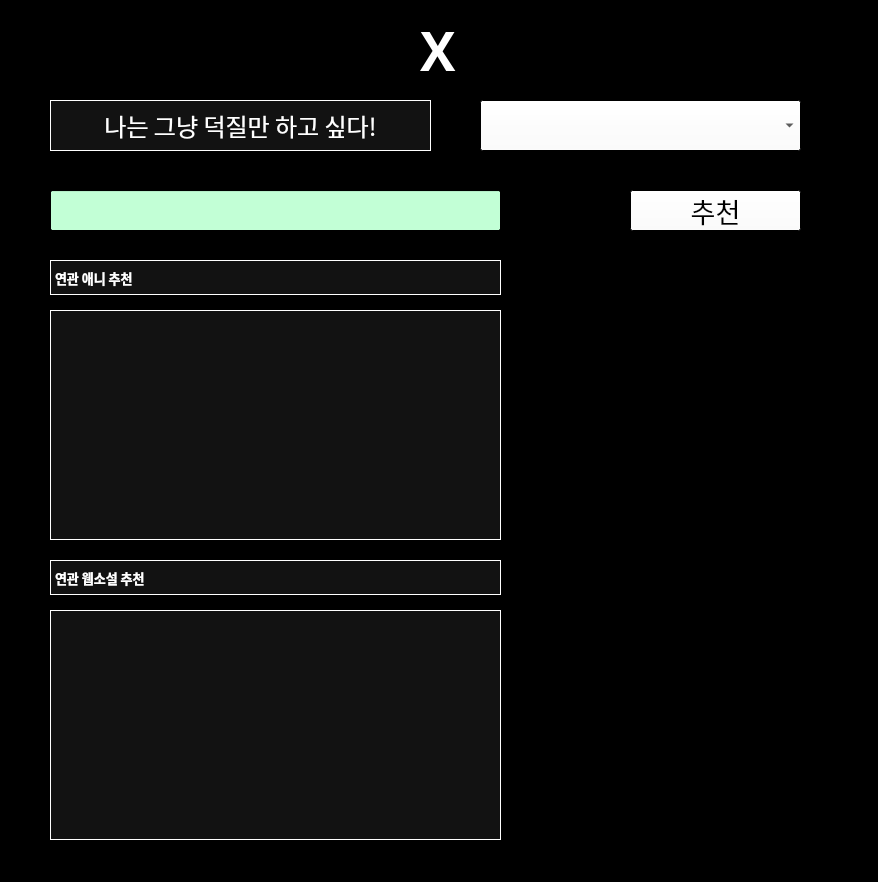
First picture: the form in movie_recommendation.ui, repository parkhk994/webnovel_ani_recommend_project, before the edit.
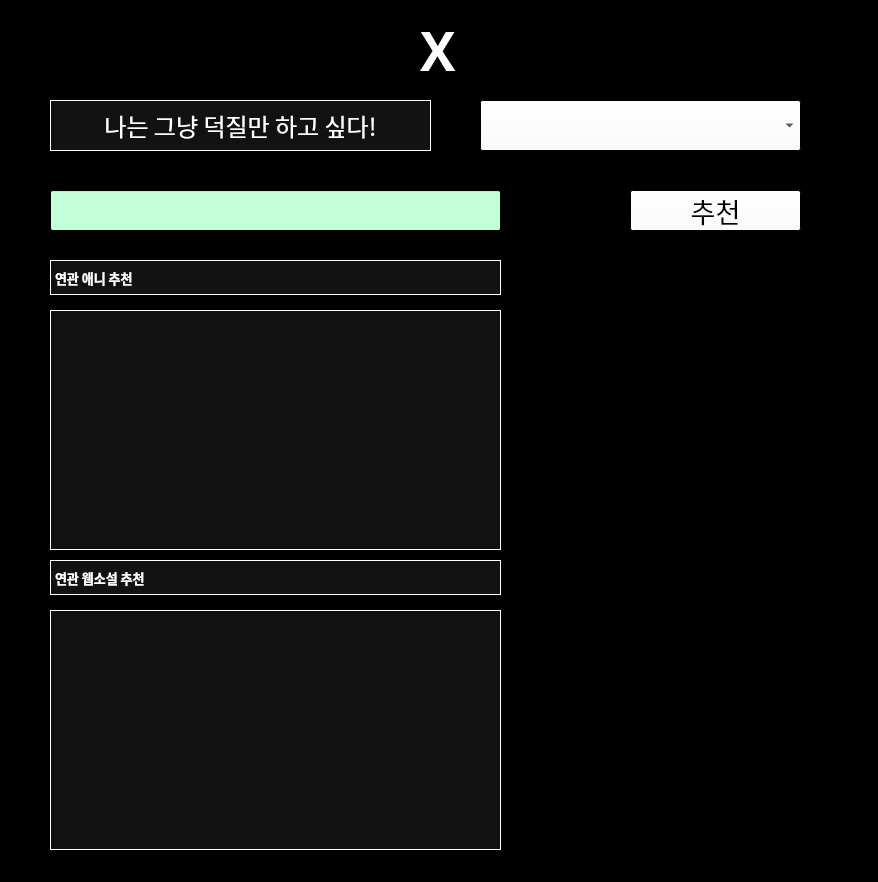
Second picture: the form after the edit.

Patch:
```diff
--- a/movie_recommendation.ui
+++ b/movie_recommendation.ui
@@ -774,7 +774,7 @@
      <x>50</x>
      <y>310</y>
      <width>451</width>
-     <height>230</height>
+     <height>240</height>
     </rect>
    </property>
    <property name="palette">
@@ -978,7 +978,8 @@
    </property>
    <property name="font">
     <font>
-     <pointsize>20</pointsize>
+     <family>굴림체</family>
+     <pointsize>14</pointsize>
     </font>
    </property>
    <property name="styleSheet">
@@ -1035,12 +1036,13 @@
      <x>50</x>
      <y>610</y>
      <width>451</width>
-     <height>230</height>
+     <height>240</height>
     </rect>
    </property>
    <property name="font">
     <font>
-     <pointsize>20</pointsize>
+     <family>굴림체</family>
+     <pointsize>14</pointsize>
     </font>
    </property>
    <property name="styleSheet">
```
